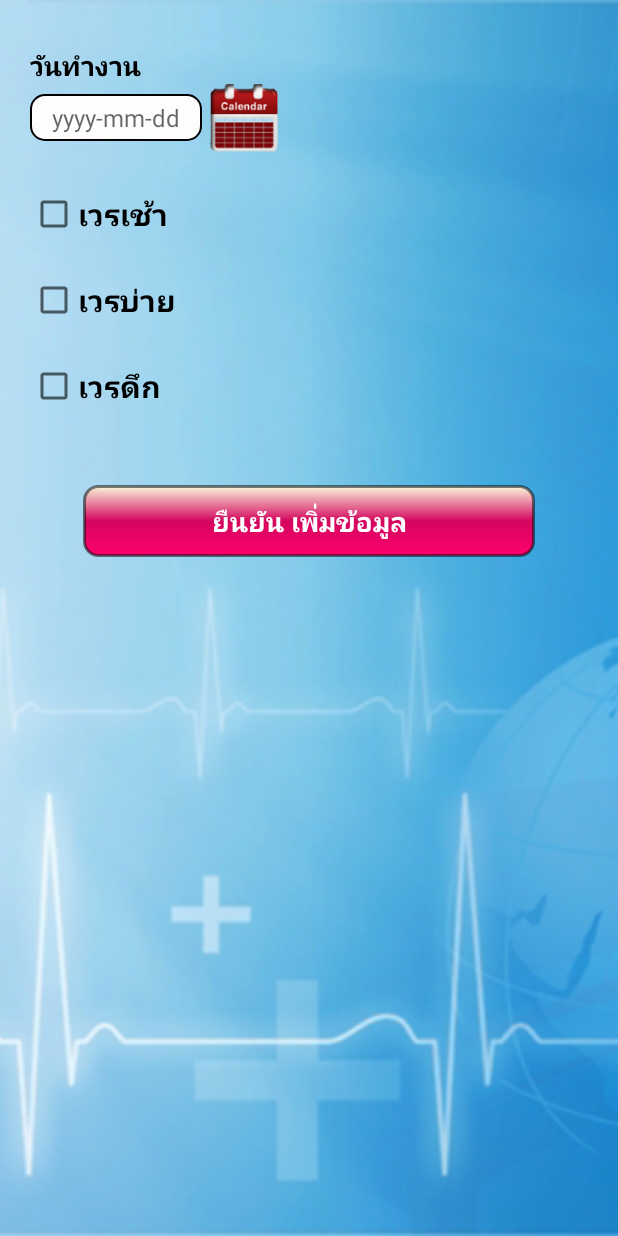
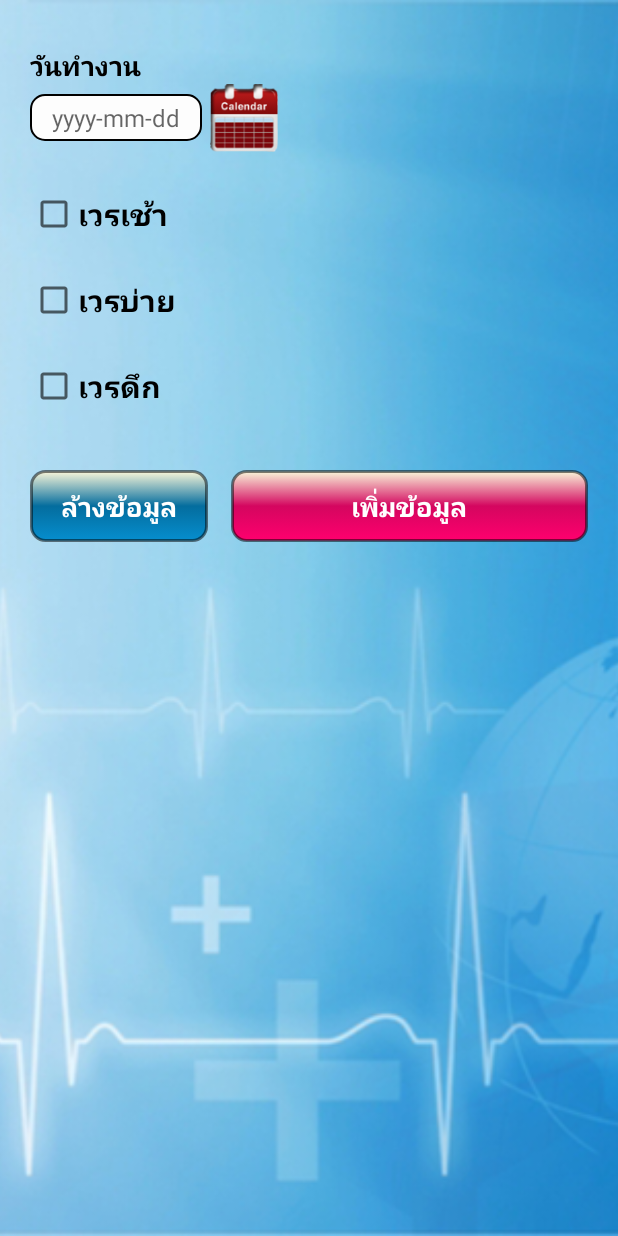
Before and after one commit to Kraiponn/NursingSchedule, an Android app: the AddItemActivity screen opened directly, with no data from a screen before it, on a phone screen of 412 x 824 dp. Run offline under Robolectric (Android 15) with nearby library versions, the phone set to English and light mode, and no system bars; our stand-ins replace RxJava; libraries missing offline, so code that uses them is left out: com.shashank.sony, io.github.douglasjunior.androidSimpleTooltip.

Commit message:
Finish add item activity

```diff
--- a/app/src/main/AndroidManifest.xml
+++ b/app/src/main/AndroidManifest.xml
@@ -43,7 +43,9 @@
             </intent-filter>
         </activity>
         <activity android:name=".activity.RegisterActivity" />
-        <activity android:name=".activity.AddItemActivity"></activity>
+        <activity
+            android:name=".activity.AddItemActivity"
+            android:windowSoftInputMode="adjustResize|stateHidden"></activity>
     </application>
 
 </manifest>
--- a/app/src/main/java/com/ksntechnology/nursingschedule/manager/HttpNursingRequest.java
+++ b/app/src/main/java/com/ksntechnology/nursingschedule/manager/HttpNursingRequest.java
@@ -45,7 +45,6 @@ public class HttpNursingRequest {
                 .baseUrl("http:/www.ksnajaroon.com/nurse_note/")
                 .client(getRequestHeader())
                 .addConverterFactory(GsonConverterFactory.create())
-                .addCallAdapterFactory(RxJava2CallAdapterFactory.create())
                 .build();
         api = retrofit.create(NursingScheduleAPI.class);
     }
--- /dev/null
+++ b/app/src/main/res/drawable/button_clear_item_state.xml
@@ -0,0 +1,29 @@
+<?xml version="1.0" encoding="utf-8"?>
+<selector xmlns:android="http://schemas.android.com/apk/res/android"
+    android:enterFadeDuration="400"
+    android:exitFadeDuration="300">
+
+    <item android:state_pressed="true">
+        <shape android:shape="rectangle">
+            <gradient android:type="linear"
+                android:startColor="#80262626"
+                android:centerColor="#803e3c3d"
+                android:endColor="#80fdfdfc"
+                android:angle="90"/>
+            <corners android:radius="9dp"/>
+            <stroke android:color="#80000000" android:width="2dp"/>
+        </shape>
+    </item>
+    <item>
+        <shape android:shape="rectangle">
+            <gradient android:type="linear"
+                android:startColor="#068ece"
+                android:centerColor="#046d9e"
+                android:endColor="#f9f6d9"
+                android:angle="90"/>
+            <corners android:radius="9dp"/>
+            <stroke android:color="#80000000" android:width="2dp"/>
+        </shape>
+    </item>
+
+</selector>
--- a/app/src/main/res/layout/activity_add_item.xml
+++ b/app/src/main/res/layout/activity_add_item.xml
@@ -14,6 +14,7 @@
         android:scaleType="centerCrop"/>
 
     <android.support.v4.widget.NestedScrollView
+        android:layout_marginBottom="10dp"
         android:layout_width="match_parent"
         android:layout_height="match_parent">
         <LinearLayout
@@ -458,22 +459,35 @@
                 </LinearLayout>
             </LinearLayout>
 
-
-            <Button
-                android:id="@+id/button_addItem"
+            <LinearLayout
+                android:layout_marginTop="40dp"
                 android:layout_width="match_parent"
                 android:layout_height="wrap_content"
-                android:layout_gravity="center_horizontal"
-                android:layout_marginLeft="35dp"
-                android:layout_marginRight="35dp"
-                android:layout_marginTop="50dp"
-                android:background="@drawable/button_add_item_state"
-                android:text="ยืนยัน เพิ่มข้อมูล"
-                android:textColor="@drawable/text_state"
-                android:textAllCaps="false"
-                android:textStyle="bold"
-                android:textSize="18sp"/>
-
+                android:orientation="horizontal">
+                <Button
+                    android:id="@+id/button_ClearItem"
+                    android:layout_width="0dp"
+                    android:layout_weight="1"
+                    android:layout_height="wrap_content"
+                    android:background="@drawable/button_clear_item_state"
+                    android:text="ล้างข้อมูล"
+                    android:textColor="@drawable/text_state"
+                    android:textAllCaps="false"
+                    android:textStyle="bold"
+                    android:textSize="18sp"/>
+                <Button
+                    android:id="@+id/button_addItem"
+                    android:layout_width="0dp"
+                    android:layout_weight="2"
+                    android:layout_height="wrap_content"
+                    android:background="@drawable/button_add_item_state"
+                    android:layout_marginLeft="15dp"
+                    android:text="เพิ่มข้อมูล"
+                    android:textColor="@drawable/text_state"
+                    android:textAllCaps="false"
+                    android:textStyle="bold"
+                    android:textSize="18sp"/>
+            </LinearLayout>
 
         </LinearLayout>
     </android.support.v4.widget.NestedScrollView>
```
Also changed, not shown: app/src/main/java/com/ksntechnology/nursingschedule/activity/AddItemActivity.java (+79 -38 lines), app/src/main/java/com/ksntechnology/nursingschedule/dialog/MyAlertDialog.java (added, +56 -0 lines), app/src/main/res/drawable-hdpi/ic_error.png (added), app/src/main/res/drawable-hdpi/ic_warning.png (added), app/src/main/res/drawable-mdpi/ic_error.png (added), app/src/main/res/drawable-mdpi/ic_warning.png (added), app/src/main/res/drawable-xhdpi/ic_error.png (added), app/src/main/res/drawable-xhdpi/ic_warning.png (added), app/src/main/res/drawable-xxhdpi/ic_error.png (added), app/src/main/res/drawable-xxhdpi/ic_warning.png (added).
